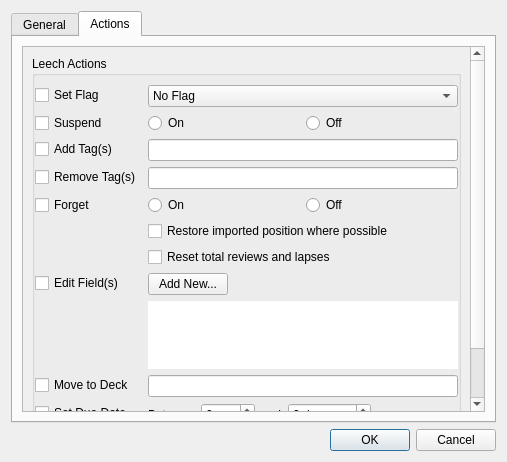
Old version of the form res/ui/options_dialog.ui in the repository iamjustkoi/LeechToolkit.
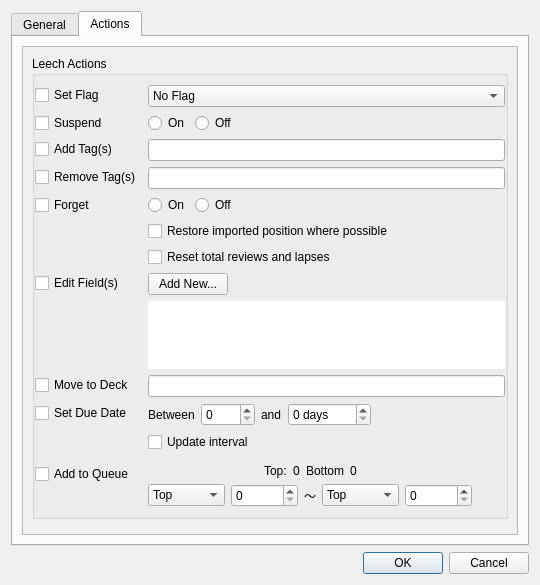
New version of the form.

Commit message: Added queue option and some small updates

Patch:
```diff
--- a/res/ui/options_dialog.ui
+++ b/res/ui/options_dialog.ui
@@ -9,8 +9,8 @@
    <rect>
     <x>0</x>
     <y>0</y>
-    <width>507</width>
-    <height>462</height>
+    <width>540</width>
+    <height>585</height>
    </rect>
   </property>
   <property name="windowTitle">
@@ -39,8 +39,8 @@
           <property name="geometry">
            <rect>
             <x>0</x>
-            <y>-46</y>
-            <width>446</width>
+            <y>0</y>
+            <width>496</width>
             <height>415</height>
            </rect>
           </property>
@@ -347,9 +347,9 @@
           <property name="geometry">
            <rect>
             <x>0</x>
-            <y>-33</y>
-            <width>446</width>
-            <height>402</height>
+            <y>0</y>
+            <width>496</width>
+            <height>471</height>
            </rect>
           </property>
           <property name="sizePolicy">
@@ -446,6 +446,51 @@
                   </property>
                  </widget>
                 </item>
+                <item row="1" column="1">
+                 <widget class="QFrame" name="suspendFrame">
+                  <layout class="QHBoxLayout" name="horizontalLayout_2">
+                   <property name="leftMargin">
+                    <number>0</number>
+                   </property>
+                   <property name="topMargin">
+                    <number>0</number>
+                   </property>
+                   <property name="rightMargin">
+                    <number>0</number>
+                   </property>
+                   <property name="bottomMargin">
+                    <number>0</number>
+                   </property>
+                   <item>
+                    <widget class="QRadioButton" name="suspendOnButton">
+                     <property name="text">
+                      <string>On</string>
+                     </property>
+                    </widget>
+                   </item>
+                   <item>
+                    <widget class="QRadioButton" name="suspendOffButton">
+                     <property name="text">
+                      <string>Off</string>
+                     </property>
+                    </widget>
+                   </item>
+                   <item>
+                    <spacer name="horizontalSpacer_4">
+                     <property name="orientation">
+                      <enum>Qt::Horizontal</enum>
+                     </property>
+                     <property name="sizeHint" stdset="0">
+                      <size>
+                       <width>0</width>
+                       <height>0</height>
+                      </size>
+                     </property>
+                    </spacer>
+                   </item>
+                  </layout>
+                 </widget>
+                </item>
                 <item row="2" column="0">
                  <widget class="QCheckBox" name="addTagsCheckbox">
                   <property name="text">
@@ -480,38 +525,6 @@
                   </property>
                  </widget>
                 </item>
-                <item row="1" column="1">
-                 <widget class="QFrame" name="suspendFrame">
-                  <layout class="QHBoxLayout" name="horizontalLayout_2">
-                   <property name="leftMargin">
-                    <number>0</number>
-                   </property>
-                   <property name="topMargin">
-                    <number>0</number>
-                   </property>
-                   <property name="rightMargin">
-                    <number>0</number>
-                   </property>
-                   <property name="bottomMargin">
-                    <number>0</number>
-                   </property>
-                   <item>
-                    <widget class="QRadioButton" name="suspendOnButton">
-                     <property name="text">
-                      <string>On</string>
-                     </property>
-                    </widget>
-                   </item>
-                   <item>
-                    <widget class="QRadioButton" name="suspendOffButton">
-                     <property name="text">
-                      <string>Off</string>
-                     </property>
-                    </widget>
-                   </item>
-                  </layout>
-                 </widget>
-                </item>
                 <item row="4" column="0">
                  <widget class="QCheckBox" name="forgetCheckbox">
                   <property name="text">
@@ -554,6 +567,19 @@
                      </property>
                     </widget>
                    </item>
+                   <item>
+                    <spacer name="horizontalSpacer_5">
+                     <property name="orientation">
+                      <enum>Qt::Horizontal</enum>
+                     </property>
+                     <property name="sizeHint" stdset="0">
+                      <size>
+                       <width>0</width>
+                       <height>0</height>
+                      </size>
+                     </property>
+                    </spacer>
+                   </item>
                   </layout>
                  </widget>
                 </item>
@@ -650,8 +676,6 @@
                  </widget>
                 </item>
                 <item row="9" column="1">
-                 <layout class="QVBoxLayout" name="verticalLayout_9">
-                  <item>
                    <layout class="QHBoxLayout" name="horizontalLayout_5">
                     <item>
                      <widget class="QLabel" name="rescheduleText1">
@@ -715,15 +739,15 @@
                       </property>
                       <property name="sizeHint" stdset="0">
                        <size>
-                        <width>40</width>
-                        <height>20</height>
+                      <width>0</width>
+                      <height>0</height>
                        </size>
                       </property>
                      </spacer>
                     </item>
                    </layout>
                   </item>
-                  <item>
+                <item row="10" column="1">
                    <widget class="QCheckBox" name="rescheduleResetCheckbox">
                     <property name="toolTip">
                      <string>Updates the card's interval using the time between the current day and the updated date.</string>
@@ -733,7 +757,240 @@
                     </property>
                    </widget>
                   </item>
-                 </layout>
+                <item row="11" column="1">
+                 <layout class="QVBoxLayout" name="verticalLayout_9"/>
+                </item>
+                <item row="13" column="0">
+                 <widget class="QCheckBox" name="queueCheckbox">
+                  <property name="toolTip">
+                   <string>Adds tje leeched card to the new queue.</string>
+                  </property>
+                  <property name="text">
+                   <string>Add to Queue</string>
+                  </property>
+                 </widget>
+                </item>
+                <item row="13" column="1">
+                 <widget class="QFrame" name="frame">
+                  <property name="sizePolicy">
+                   <sizepolicy hsizetype="Maximum" vsizetype="Preferred">
+                    <horstretch>0</horstretch>
+                    <verstretch>0</verstretch>
+                   </sizepolicy>
+                  </property>
+                  <layout class="QHBoxLayout" name="horizontalLayout_12">
+                   <property name="leftMargin">
+                    <number>0</number>
+                   </property>
+                   <property name="topMargin">
+                    <number>0</number>
+                   </property>
+                   <property name="rightMargin">
+                    <number>0</number>
+                   </property>
+                   <property name="bottomMargin">
+                    <number>0</number>
+                   </property>
+                   <item>
+                    <layout class="QVBoxLayout" name="verticalLayout_11">
+                     <property name="sizeConstraint">
+                      <enum>QLayout::SetFixedSize</enum>
+                     </property>
+                     <item>
+                      <layout class="QHBoxLayout" name="horizontalLayout_11">
+                       <item>
+                        <spacer name="horizontalSpacer_2">
+                         <property name="orientation">
+                          <enum>Qt::Horizontal</enum>
+                         </property>
+                         <property name="sizeHint" stdset="0">
+                          <size>
+                           <width>0</width>
+                           <height>0</height>
+                          </size>
+                         </property>
+                        </spacer>
+                       </item>
+                       <item>
+                        <widget class="QLabel" name="queueLabelTop">
+                         <property name="sizePolicy">
+                          <sizepolicy hsizetype="Maximum" vsizetype="Preferred">
+                           <horstretch>0</horstretch>
+                           <verstretch>0</verstretch>
+                          </sizepolicy>
+                         </property>
+                         <property name="text">
+                          <string>Top:</string>
+                         </property>
+                        </widget>
+                       </item>
+                       <item>
+                        <widget class="QLabel" name="queueLabelTopPos">
+                         <property name="sizePolicy">
+                          <sizepolicy hsizetype="Maximum" vsizetype="Preferred">
+                           <horstretch>0</horstretch>
+                           <verstretch>0</verstretch>
+                          </sizepolicy>
+                         </property>
+                         <property name="text">
+                          <string>0</string>
+                         </property>
+                        </widget>
+                       </item>
+                       <item>
+                        <widget class="QLabel" name="queueLabelBottom">
+                         <property name="sizePolicy">
+                          <sizepolicy hsizetype="Maximum" vsizetype="Preferred">
+                           <horstretch>0</horstretch>
+                           <verstretch>0</verstretch>
+                          </sizepolicy>
+                         </property>
+                         <property name="text">
+                          <string>Bottom</string>
+                         </property>
+                        </widget>
+                       </item>
+                       <item>
+                        <widget class="QLabel" name="queueLabelBottomPos">
+                         <property name="sizePolicy">
+                          <sizepolicy hsizetype="Maximum" vsizetype="Preferred">
+                           <horstretch>0</horstretch>
+                           <verstretch>0</verstretch>
+                          </sizepolicy>
+                         </property>
+                         <property name="text">
+                          <string>0</string>
+                         </property>
+                        </widget>
+                       </item>
+                       <item>
+                        <spacer name="horizontalSpacer_3">
+                         <property name="orientation">
+                          <enum>Qt::Horizontal</enum>
+                         </property>
+                         <property name="sizeHint" stdset="0">
+                          <size>
+                           <width>0</width>
+                           <height>0</height>
+                          </size>
+                         </property>
+                        </spacer>
+                       </item>
+                      </layout>
+                     </item>
+                     <item>
+                      <layout class="QHBoxLayout" name="horizontalLayout_10">
+                       <item>
+                        <widget class="QComboBox" name="queueFromDropdown">
+                         <property name="sizePolicy">
+                          <sizepolicy hsizetype="Maximum" vsizetype="Fixed">
+                           <horstretch>0</horstretch>
+                           <verstretch>0</verstretch>
+                          </sizepolicy>
+                         </property>
+                         <property name="sizeAdjustPolicy">
+                          <enum>QComboBox::AdjustToContents</enum>
+                         </property>
+                         <item>
+                          <property name="text">
+                           <string>Top</string>
+                          </property>
+                         </item>
+                         <item>
+                          <property name="text">
+                           <string>Bottom</string>
+                          </property>
+                         </item>
+                         <item>
+                          <property name="text">
+                           <string>Position</string>
+                          </property>
+                         </item>
+                         <item>
+                          <property name="text">
+                           <string>Random</string>
+                          </property>
+                         </item>
+                        </widget>
+                       </item>
+                       <item>
+                        <widget class="QSpinBox" name="queueFromSpinbox">
+                         <property name="sizePolicy">
+                          <sizepolicy hsizetype="Maximum" vsizetype="Fixed">
+                           <horstretch>0</horstretch>
+                           <verstretch>0</verstretch>
+                          </sizepolicy>
+                         </property>
+                         <property name="maximum">
+                          <number>9999999</number>
+                         </property>
+                        </widget>
+                       </item>
+                       <item>
+                        <widget class="QLabel" name="queueTilda">
+                         <property name="sizePolicy">
+                          <sizepolicy hsizetype="Maximum" vsizetype="Preferred">
+                           <horstretch>0</horstretch>
+                           <verstretch>0</verstretch>
+                          </sizepolicy>
+                         </property>
+                         <property name="text">
+                          <string>～</string>
+                         </property>
+                        </widget>
+                       </item>
+                       <item>
+                        <widget class="QComboBox" name="queueToDropdown">
+                         <property name="sizePolicy">
+                          <sizepolicy hsizetype="Maximum" vsizetype="Fixed">
+                           <horstretch>0</horstretch>
+                           <verstretch>0</verstretch>
+                          </sizepolicy>
+                         </property>
+                         <property name="sizeAdjustPolicy">
+                          <enum>QComboBox::AdjustToContents</enum>
+                         </property>
+                         <item>
+                          <property name="text">
+                           <string>Top</string>
+                          </property>
+                         </item>
+                         <item>
+                          <property name="text">
+                           <string>Bottom</string>
+                          </property>
+                         </item>
+                         <item>
+                          <property name="text">
+                           <string>Position</string>
+                          </property>
+                         </item>
+                         <item>
+                          <property name="text">
+                           <string>Random</string>
+                          </property>
+                         </item>
+                        </widget>
+                       </item>
+                       <item>
+                        <widget class="QSpinBox" name="queueToSpinbox">
+                         <property name="sizePolicy">
+                          <sizepolicy hsizetype="Maximum" vsizetype="Fixed">
+                           <horstretch>0</horstretch>
+                           <verstretch>0</verstretch>
+                          </sizepolicy>
+                         </property>
+                         <property name="maximum">
+                          <number>9999999</number>
+                         </property>
+                        </widget>
+                       </item>
+                      </layout>
+                     </item>
+                    </layout>
+                   </item>
+                  </layout>
+                 </widget>
                 </item>
                </layout>
               </item>
```
Lines whose indentation alone changed are shown as unchanged. The commit also changes 1 other file.
